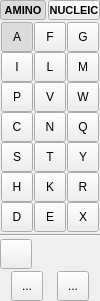
First picture: the form in src/schrodinger/sketcher/ui/monomer_tool_widget.ui, repository schrodinger/sketcher, before the edit.
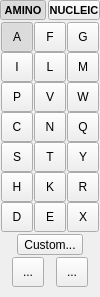
Second picture: the form after the edit. Icons and pictures are not drawn. Custom widgets are drawn as their Qt base class.

What changed in the file:
```diff
--- a/src/schrodinger/sketcher/ui/monomer_tool_widget.ui
+++ b/src/schrodinger/sketcher/ui/monomer_tool_widget.ui
@@ -7,7 +7,7 @@
     <x>0</x>
     <y>0</y>
     <width>100</width>
-    <height>300</height>
+    <height>297</height>
    </rect>
   </property>
   <property name="windowTitle">
@@ -1235,43 +1235,66 @@
     </widget>
    </item>
    <item>
-    <widget class="Line" name="line">
+    <layout class="QHBoxLayout" name="horizontalLayout_2">
+     <property name="spacing">
+      <number>0</number>
+     </property>
+     <item>
+      <spacer name="horizontalSpacer_4">
      <property name="orientation">
       <enum>Qt::Orientation::Horizontal</enum>
      </property>
-    </widget>
+       <property name="sizeHint" stdset="0">
+        <size>
+         <width>0</width>
+         <height>0</height>
+        </size>
+       </property>
+      </spacer>
    </item>
    <item>
     <widget class="QToolButton" name="custom_monomer_btn">
-     <property name="minimumSize">
-      <size>
-       <width>32</width>
-       <height>30</height>
-      </size>
-     </property>
-     <property name="maximumSize">
-      <size>
-       <width>32</width>
-       <height>32</height>
-      </size>
+       <property name="sizePolicy">
+        <sizepolicy hsizetype="Expanding" vsizetype="Fixed">
+         <horstretch>0</horstretch>
+         <verstretch>0</verstretch>
+        </sizepolicy>
+       </property>
+       <property name="text">
+        <string>Custom...</string>
      </property>
      <property name="icon">
       <iconset resource="../sketcher.qrc">
-       <normaloff>:/icons/add_custom_monomer.png</normaloff>:/icons/add_custom_monomer.png</iconset>
-     </property>
-     <property name="iconSize">
-      <size>
-       <width>30</width>
-       <height>32</height>
-      </size>
+         <normaloff>:/icons/add_custom_monomer.svg</normaloff>:/icons/add_custom_monomer.svg</iconset>
      </property>
      <property name="checkable">
       <bool>true</bool>
      </property>
-    </widget>
+       <property name="toolButtonStyle">
+        <enum>Qt::ToolButtonStyle::ToolButtonTextBesideIcon</enum>
+       </property>
+      </widget>
+     </item>
+     <item>
+      <spacer name="horizontalSpacer_5">
+       <property name="orientation">
+        <enum>Qt::Orientation::Horizontal</enum>
+       </property>
+       <property name="sizeHint" stdset="0">
+        <size>
+         <width>0</width>
+         <height>0</height>
+        </size>
+       </property>
+      </spacer>
+     </item>
+    </layout>
    </item>
    <item>
     <layout class="QHBoxLayout" name="horizontalLayout_6">
+     <property name="spacing">
+      <number>0</number>
+     </property>
      <item>
       <spacer name="horizontalSpacer_2">
        <property name="orientation">
```
Left out of the diff: 2 changed lines with no effect on the pictures. Lines whose indentation alone changed are shown as unchanged.
